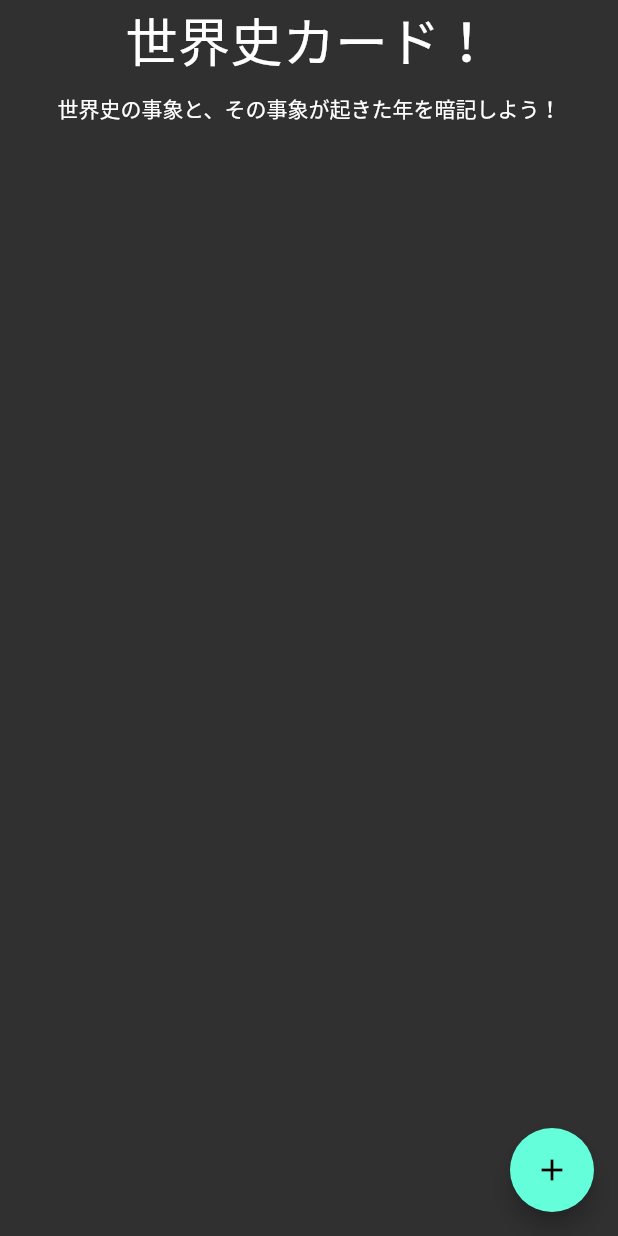
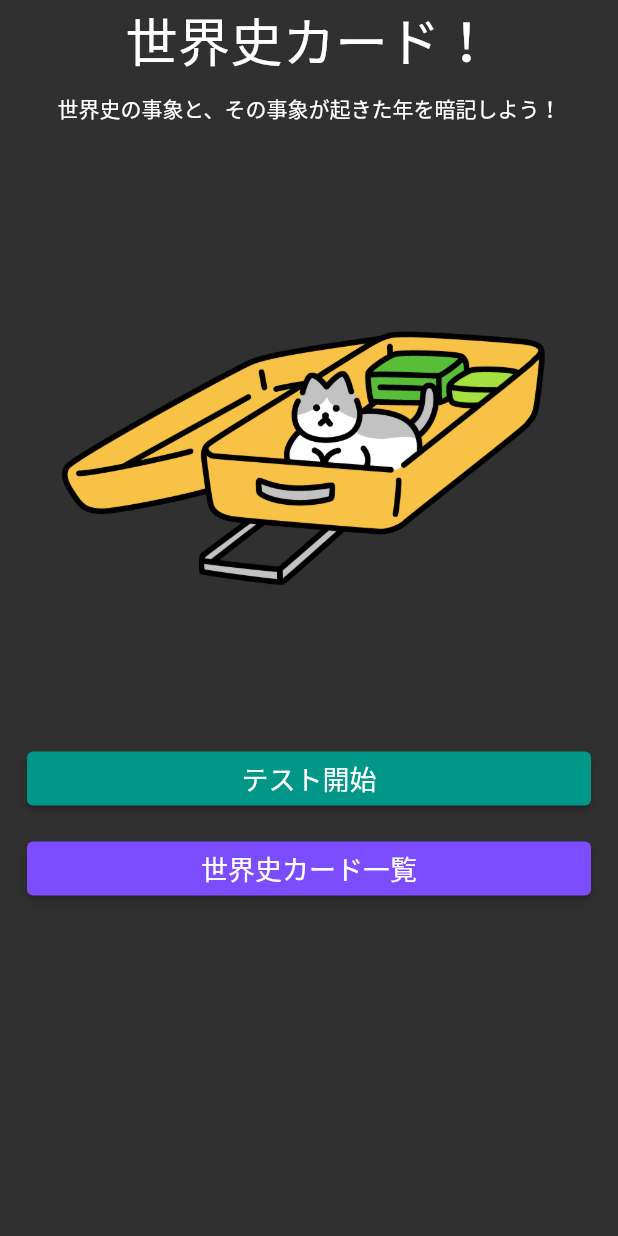
Before and after one commit to hachimitsuboy/world_history_card, a Flutter app: the screen it shows after launch, on a phone screen of 412 x 824 dp. Run offline on Flutter 3.47's test engine with Material 2 defaults, Android fonts, the phone set to English and light mode, and no system bars.

Commit message:
ホーム画面の作成

```diff
--- /dev/null
+++ b/lib/parts/expand_button.dart
@@ -0,0 +1,25 @@
+import 'package:flutter/material.dart';
+
+class ExtendedButton extends StatelessWidget {
+  final Color color;
+  final String label;
+  final VoidCallback onPressed;
+
+
+  ExtendedButton(
+      {required this.onPressed, required this.label, required this.color});
+
+  @override
+  Widget build(BuildContext context) {
+    return SizedBox(
+      width: double.infinity,
+      child: ElevatedButton(
+          onPressed: onPressed,
+          style: ElevatedButton.styleFrom(
+            primary: color,
+            onPrimary: Colors.white
+          ),
+          child: Text(label, style: TextStyle(fontSize: 18.0),)),
+    );
+  }
+}
--- a/lib/screen/home_screen.dart
+++ b/lib/screen/home_screen.dart
@@ -1,4 +1,7 @@
 import 'package:flutter/material.dart';
+import 'package:world_history_card/parts/expand_button.dart';
+import 'package:world_history_card/screen/test_screen.dart';
+import 'package:world_history_card/screen/word_list_screen.dart';
 
 class HomeScreen extends StatefulWidget {
   const HomeScreen({Key? key}) : super(key: key);
@@ -12,29 +15,62 @@ class _HomeScreenState extends State<HomeScreen> {
   Widget build(BuildContext context) {
     return SafeArea(
       child: Scaffold(
-        floatingActionButton: FloatingActionButton(
-          child: Icon(Icons.add),
-          onPressed: () => print("押されたよ"), //TODO FloatingActionButtonが押されたとき
-        ),
         body: Column(
           children: [
             _titleText(),
+            Image.asset("assets/images/title.png"),
+            _testButton(),
+            SizedBox(height: 12.0,),
+            _wordListButton(),
           ],
         ),
       ),
     );
   }
 
-
   Widget _titleText() {
     return Center(
       child: Column(
         children: [
-          Text("世界史カード！", style: TextStyle(fontSize: 35.0),),
-          SizedBox(height: 10.0,),
+          Text(
+            "世界史カード！",
+            style: TextStyle(fontSize: 35.0),
+          ),
+          SizedBox(
+            height: 10.0,
+          ),
           Text("世界史の事象と、その事象が起きた年を暗記しよう！"),
         ],
       ),
     );
   }
+
+  Widget _testButton() {
+    return Padding(
+      padding: const EdgeInsets.symmetric(horizontal: 18.0),
+      child: ExtendedButton(
+          onPressed: () => _toStartTest(), label: "テスト開始", color: Colors.teal),
+    );
+  }
+
+
+  Widget _wordListButton() {
+    return Padding(
+      padding: const EdgeInsets.symmetric(horizontal: 18.0),
+      child: ExtendedButton(
+          onPressed: () => _toWordList(),
+          label: "世界史カード一覧",
+          color: Colors.deepPurpleAccent),
+    );
+  }
+
+  _toStartTest() {
+    Navigator.push(
+        context, MaterialPageRoute(builder: (context) => TestScreen()));
+  }
+
+  _toWordList() {
+    Navigator.push(
+        context, MaterialPageRoute(builder: (context) => WordListScreen()));
+  }
 }
--- a/pubspec.yaml
+++ b/pubspec.yaml
@@ -45,9 +45,9 @@ flutter:
   uses-material-design: true
 
   # To add assets to your application, add an assets section, like this:
-  # assets:
-  #   - images/a_dot_burr.jpeg
-  #   - images/a_dot_ham.jpeg
+  assets:
+    - assets/images/
+
 
   # An image asset can refer to one or more resolution-specific "variants", see
   # https://flutter.dev/assets-and-images/#resolution-aware.
```
Also changed, not shown: lib/screen/test_screen.dart (added, +24 -0 lines), lib/screen/word_list_screen.dart (added, +25 -0 lines), assets/images/title.png (added).
